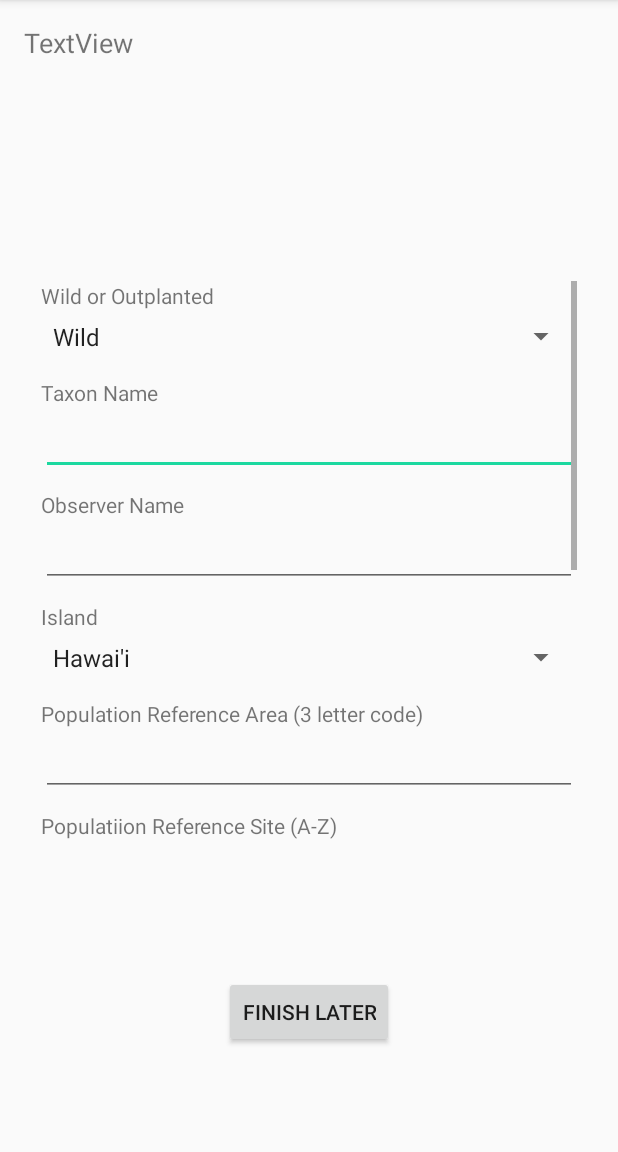
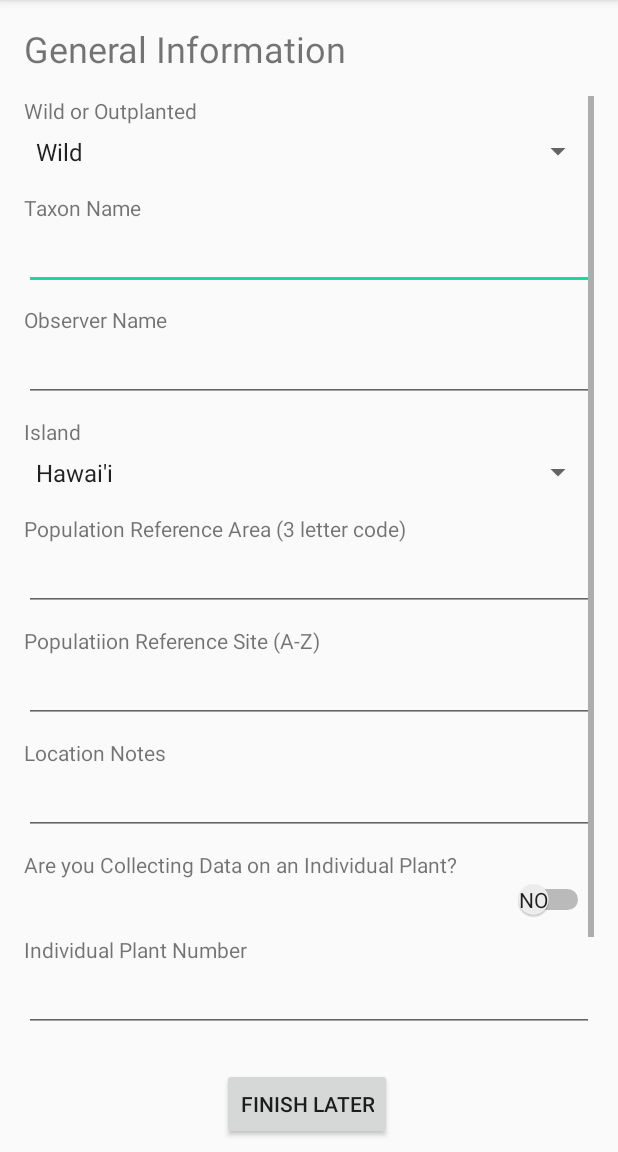
Before and after one commit to HACC2018/The-Bird-Squad, an Android app: the FormActivity screen opened directly, with no data from a screen before it, on a phone screen of 412 x 824 dp, the part 84-1236 px from its top. Run offline under Robolectric (Android 15) with nearby library versions, the phone set to English and light mode, and no system bars.

Commit message:
Next page for population structure

```diff
--- a/appFolder/app/src/main/AndroidManifest.xml
+++ b/appFolder/app/src/main/AndroidManifest.xml
@@ -28,6 +28,9 @@
         <activity
             android:name=".FormActivity"
             android:parentActivityName=".ImagesActivity" />
+        <activity
+            android:name=".FormActivity2"
+            android:parentActivityName=".FormActivity" />
     </application>
 
 </manifest>
--- a/appFolder/app/src/main/res/layout/activity_form.xml
+++ b/appFolder/app/src/main/res/layout/activity_form.xml
@@ -8,11 +8,11 @@
 
     <ScrollView
         android:id="@+id/scrollView2"
-        android:layout_width="357dp"
-        android:layout_height="393dp"
-        android:layout_marginStart="32dp"
+        android:layout_width="0dp"
+        android:layout_height="0dp"
+        android:layout_marginStart="16dp"
         android:layout_marginTop="64dp"
-        android:layout_marginEnd="32dp"
+        android:layout_marginEnd="16dp"
         android:layout_marginBottom="64dp"
         app:layout_constraintBottom_toBottomOf="parent"
         app:layout_constraintEnd_toEndOf="parent"
@@ -147,83 +147,6 @@
                 android:layout_height="10dp" />
 
             <TextView
-                android:id="@+id/textView16"
-                android:layout_width="match_parent"
-                android:layout_height="wrap_content"
-                android:text="@string/population_structure" />
-
-            <Switch
-                android:id="@+id/switch1"
-                android:layout_width="match_parent"
-                android:layout_height="wrap_content"
-                android:showText="true"
-                android:textOff="No"
-                android:textOn="Yes" />
-
-            <Space
-                android:layout_width="match_parent"
-                android:layout_height="10dp" />
-
-            <LinearLayout
-                android:id="@+id/population_structure_layout"
-                android:layout_width="match_parent"
-                android:layout_height="match_parent"
-                android:orientation="vertical"
-                android:visibility="gone">
-
-                <TextView
-                    android:id="@+id/textView17"
-                    android:layout_width="match_parent"
-                    android:layout_height="wrap_content"
-                    android:text="@string/mature_plants" />
-
-                <EditText
-                    android:id="@+id/editText11"
-                    android:layout_width="match_parent"
-                    android:layout_height="wrap_content"
-                    android:ems="10"
-                    android:inputType="number" />
-
-                <Space
-                    android:layout_width="match_parent"
-                    android:layout_height="10dp" />
-
-                <TextView
-                    android:id="@+id/textView18"
-                    android:layout_width="match_parent"
-                    android:layout_height="wrap_content"
-                    android:text="@string/immature_plants" />
-
-                <EditText
-                    android:id="@+id/editText12"
-                    android:layout_width="match_parent"
-                    android:layout_height="wrap_content"
-                    android:ems="10"
-                    android:inputType="number" />
-
-                <Space
-                    android:layout_width="match_parent"
-                    android:layout_height="10dp" />
-
-                <TextView
-                    android:id="@+id/textView19"
-                    android:layout_width="match_parent"
-                    android:layout_height="wrap_content"
-                    android:text="@string/seedlings" />
-
-                <EditText
-                    android:id="@+id/editText13"
-                    android:layout_width="match_parent"
-                    android:layout_height="wrap_content"
-                    android:ems="10"
-                    android:inputType="number" />
-
-                <Space
-                    android:layout_width="match_parent"
-                    android:layout_height="10dp" />
-            </LinearLayout>
-
-            <TextView
                 android:id="@+id/textView20"
                 android:layout_width="match_parent"
                 android:layout_height="wrap_content"
@@ -294,6 +217,7 @@
         android:layout_width="wrap_content"
         android:layout_height="wrap_content"
         android:layout_marginTop="8dp"
+        android:layout_marginEnd="3dp"
         android:layout_marginBottom="8dp"
         android:text="@string/save_for_later"
         app:layout_constraintBottom_toBottomOf="parent"
@@ -307,8 +231,8 @@
         android:layout_height="wrap_content"
         android:layout_marginStart="16dp"
         android:layout_marginTop="16dp"
-        android:text="TextView"
-        android:textSize="18sp"
+        android:text="@string/section_1"
+        android:textSize="24sp"
         app:layout_constraintStart_toStartOf="parent"
         app:layout_constraintTop_toTopOf="parent" />
 
--- a/appFolder/app/src/main/res/values/strings.xml
+++ b/appFolder/app/src/main/res/values/strings.xml
@@ -8,6 +8,12 @@
     <string name="next_button">Next</string>
     <string name="step_2">Step 2: Please upload up to 10 images of the plant.</string>
     <string name="save_for_later">Finish Later</string>
+    <string name="section_1">General Information</string>
+    <string name="section_2">Population Structure</string>
+    <string name="section_3">Individual Plant Data</string>
+    <string name="section_4">Population Data</string>
+    <string name="section_5">Habitat Characteristics</string>
+    <string name="section_6">Threats</string>
     <string name="wild_or_outplanted">Wild or Outplanted</string>
     <string-array name="status_array">
         <item>Wild</item>
```
Also changed, not shown: appFolder/app/src/main/java/com/birdsquad/kumu/FormActivity2.java (added, +13 -0 lines), appFolder/app/src/main/res/layout/activity_form2.xml (added, +144 -0 lines).
